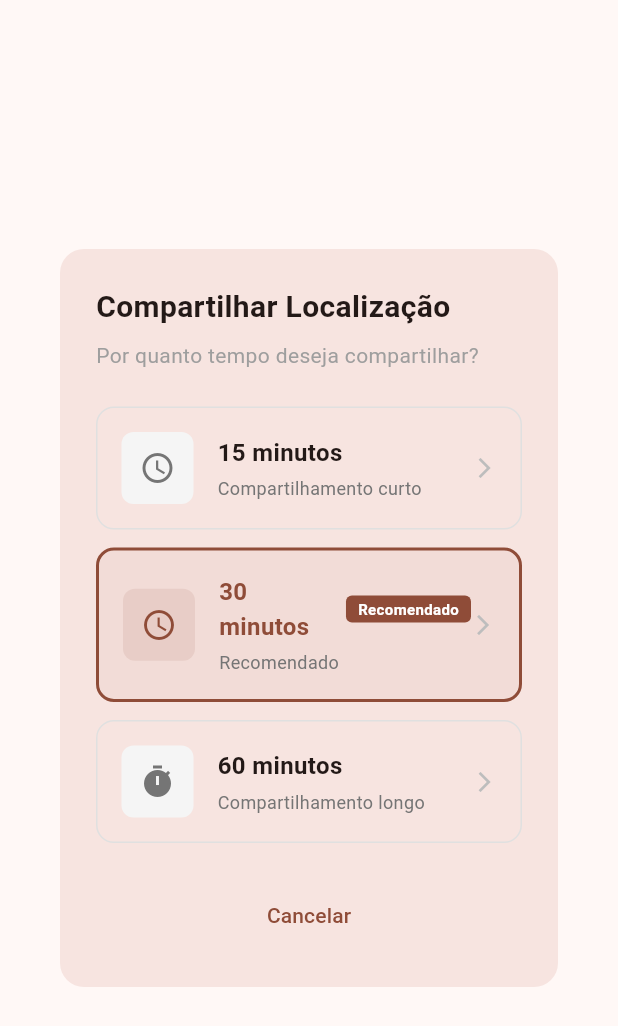
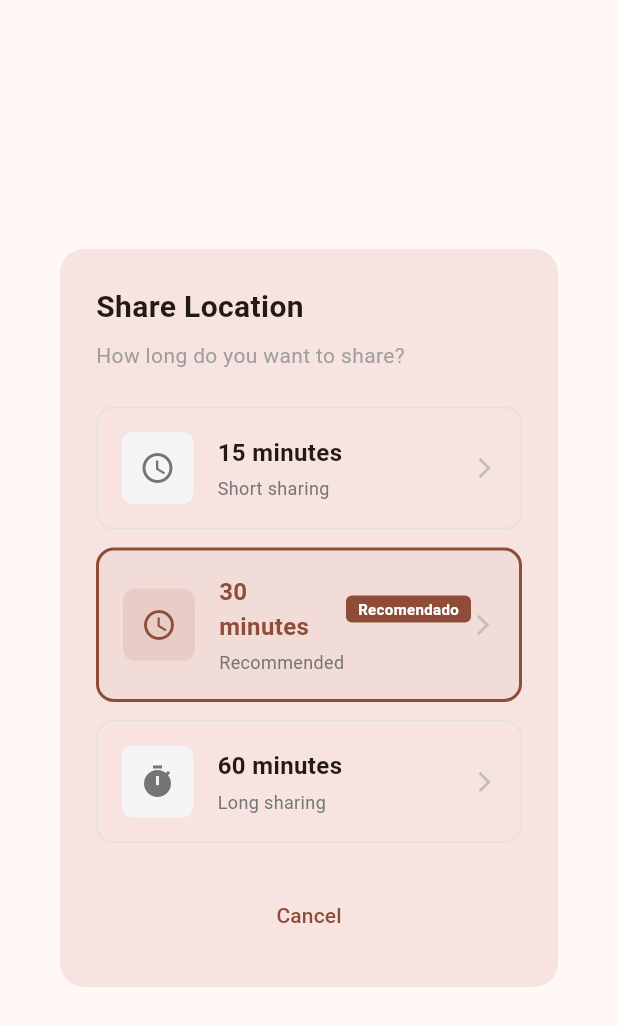
Before and after one commit to risk-place-angola/mobile-risk-place, a Flutter app: the ShareDurationDialog widget shown alone on an empty page, opened directly, on a phone screen of 412 x 824 dp. Shown: the top 1026 px of the screen. Run offline on Flutter 3.47's test engine with Material 3 defaults, Android fonts, the phone set to English and light mode, and no system bars; our stand-ins replace dio, firebase_core, firebase_database, firebase_messaging, firebase_storage, flutter_animate and 12 more; missing offline and left inert: animate_gradient, audio_waveforms; accounts and stored records are empty; network calls fail; project files that could hold a hidden picture were left out.

```diff
--- a/lib/presenter/pages/location_sharing/share_location.screen.dart
+++ b/lib/presenter/pages/location_sharing/share_location.screen.dart
@@ -109,12 +109,15 @@ class _ShareLocationScreenState extends ConsumerState<ShareLocationScreen> {
   }
 
   Future<void> _shareLink() async {
+    final l10n = AppLocalizations.of(context);
+    final message = (l10n?.shareMessage ?? 'I\'m sharing my real-time location with you.\n\nAccess: {link}\n\nValid until: {expires}\n\nRiskPlace - Safer Cities 🛡️')
+        .toString()
+        .replaceAll('{link}', widget.session.shareLink)
+        .replaceAll('{expires}', _formatDateTime(_expiresAt));
+
     await Share.share(
-      'Estou compartilhando minha localização em tempo real com você.\n\n'
-      'Acesse: ${widget.session.shareLink}\n\n'
-      'Link válido até: ${_formatDateTime(_expiresAt)}\n\n'
-      'RiskPlace - Cidades Mais Seguras 🛡️',
-      subject: 'Minha Localização - RiskPlace',
+      message,
+      subject: 'RiskPlace - Location Sharing',
     );
   }
 
@@ -122,10 +125,11 @@ class _ShareLocationScreenState extends ConsumerState<ShareLocationScreen> {
     await Clipboard.setData(ClipboardData(text: widget.session.shareLink));
 
     if (mounted) {
+      final l10n = AppLocalizations.of(context);
       ScaffoldMessenger.of(context).showSnackBar(
-        const SnackBar(
-          content: Text('Link copiado para a área de transferência'),
-          duration: Duration(seconds: 2),
+        SnackBar(
+          content: Text(l10n?.linkCopied ?? 'Link copied to clipboard'),
+          duration: const Duration(seconds: 2),
         ),
       );
     }
@@ -154,10 +158,12 @@ class _ShareLocationScreenState extends ConsumerState<ShareLocationScreen> {
     final locationController = ref.watch(locationControllerProvider);
     final currentPosition = locationController.currentPosition;
 
+    final l10n = AppLocalizations.of(context);
+
     if (currentPosition == null) {
       return Scaffold(
         appBar: AppBar(
-          title: const Text('Compartilhar Localização'),
+          title: Text(l10n?.shareLocationTitle ?? 'Share Location'),
         ),
         body: const Center(
           child: CircularProgressIndicator(),
@@ -169,7 +175,7 @@ class _ShareLocationScreenState extends ConsumerState<ShareLocationScreen> {
 
     return Scaffold(
       appBar: AppBar(
-        title: const Text('Compartilhando Localização'),
+        title: Text(l10n?.sharingLocationActive ?? 'Sharing Location'),
         actions: [
           IconButton(
             icon: const Icon(Icons.close),
@@ -177,18 +183,18 @@ class _ShareLocationScreenState extends ConsumerState<ShareLocationScreen> {
               final confirm = await showDialog<bool>(
                 context: context,
                 builder: (context) => AlertDialog(
-                  title: const Text('Parar Compartilhamento'),
-                  content: const Text(
-                    'Deseja realmente parar de compartilhar sua localização?',
+                  title: Text(l10n?.stopSharing ?? 'Stop Sharing'),
+                  content: Text(
+                    l10n?.stopSharingQuestion ?? 'Do you really want to stop sharing your location?',
                   ),
                   actions: [
                     TextButton(
                       onPressed: () => Navigator.pop(context, false),
-                      child: const Text('Cancelar'),
+                      child: Text(l10n?.cancel ?? 'Cancel'),
                     ),
                     FilledButton(
                       onPressed: () => Navigator.pop(context, true),
-                      child: const Text('Parar'),
+                      child: Text(l10n?.stopSharing ?? 'Stop'),
                     ),
                   ],
                 ),
@@ -227,15 +233,15 @@ class _ShareLocationScreenState extends ConsumerState<ShareLocationScreen> {
                       child: Column(
                         crossAxisAlignment: CrossAxisAlignment.start,
                         children: [
-                          const Text(
-                            'Compartilhamento Ativo',
-                            style: TextStyle(
+                          Text(
+                            l10n?.activeSharing ?? 'Active Sharing',
+                            style: const TextStyle(
                               fontSize: 16,
                               fontWeight: FontWeight.bold,
                             ),
                           ),
                           Text(
-                            'Expira em: ${_formatRemainingTime()}',
+                            (l10n?.expiresIn ?? 'Expires in: {time}').toString().replaceAll('{time}', _formatRemainingTime()),
                             style: TextStyle(
                               fontSize: 14,
                               color: Colors.grey.shade700,
@@ -333,9 +339,9 @@ class _ShareLocationScreenState extends ConsumerState<ShareLocationScreen> {
             child: Column(
               crossAxisAlignment: CrossAxisAlignment.start,
               children: [
-                const Text(
-                  'Sua localização está sendo atualizada a cada 10 segundos',
-                  style: TextStyle(
+                Text(
+                  l10n?.locationUpdating ?? 'Your location is being updated every 10 seconds',
+                  style: const TextStyle(
                     fontSize: 12,
                     color: Colors.grey,
                   ),
@@ -346,7 +352,7 @@ class _ShareLocationScreenState extends ConsumerState<ShareLocationScreen> {
                   child: FilledButton.icon(
                     onPressed: _stopSharing,
                     icon: const Icon(Icons.stop),
-                    label: const Text('Parar Compartilhamento'),
+                    label: Text(l10n?.stopSharing ?? 'Stop Sharing'),
                     style: FilledButton.styleFrom(
                       backgroundColor: Colors.red,
                       padding: const EdgeInsets.symmetric(vertical: 16),
--- a/lib/presenter/pages/location_sharing/widgets/share_duration_dialog.dart
+++ b/lib/presenter/pages/location_sharing/widgets/share_duration_dialog.dart
@@ -1,31 +1,38 @@
 import 'package:flutter/material.dart';
+import 'package:rpa/l10n/app_localizations.dart';
 
 class ShareDurationDialog extends StatelessWidget {
   const ShareDurationDialog({super.key});
 
   @override
   Widget build(BuildContext context) {
+    final l10n = AppLocalizations.of(context);
+    final screenHeight = MediaQuery.of(context).size.height;
+
     return Dialog(
       shape: RoundedRectangleBorder(
         borderRadius: BorderRadius.circular(16),
       ),
+      child: ConstrainedBox(
+        constraints: BoxConstraints(maxHeight: screenHeight * 0.7),
+        child: SingleChildScrollView(
           child: Padding(
             padding: const EdgeInsets.all(24),
             child: Column(
               mainAxisSize: MainAxisSize.min,
               crossAxisAlignment: CrossAxisAlignment.start,
               children: [
-            const Text(
-              'Compartilhar Localização',
-              style: TextStyle(
+                Text(
+                  l10n?.shareLocationTitle ?? 'Share Location',
+                  style: const TextStyle(
                     fontSize: 20,
                     fontWeight: FontWeight.bold,
                   ),
                 ),
                 const SizedBox(height: 8),
-            const Text(
-              'Por quanto tempo deseja compartilhar?',
-              style: TextStyle(
+                Text(
+                  l10n?.shareLocationQuestion ?? 'How long do you want to share?',
+                  style: const TextStyle(
                     fontSize: 14,
                     color: Colors.grey,
                   ),
@@ -33,16 +40,16 @@ class ShareDurationDialog extends StatelessWidget {
                 const SizedBox(height: 24),
                 _DurationOption(
                   icon: Icons.access_time,
-              title: '15 minutos',
-              subtitle: 'Compartilhamento curto',
+                  title: l10n?.minutes15 ?? '15 minutes',
+                  subtitle: l10n?.shortSharing ?? 'Short sharing',
                   minutes: 15,
                   onTap: () => Navigator.pop(context, 15),
                 ),
                 const SizedBox(height: 12),
                 _DurationOption(
                   icon: Icons.schedule,
-              title: '30 minutos',
-              subtitle: 'Recomendado',
+                  title: l10n?.minutes30 ?? '30 minutes',
+                  subtitle: l10n?.recommended ?? 'Recommended',
                   minutes: 30,
                   isRecommended: true,
                   onTap: () => Navigator.pop(context, 30),
@@ -50,8 +57,8 @@ class ShareDurationDialog extends StatelessWidget {
                 const SizedBox(height: 12),
                 _DurationOption(
                   icon: Icons.timer,
-              title: '60 minutos',
-              subtitle: 'Compartilhamento longo',
+                  title: l10n?.minutes60 ?? '60 minutes',
+                  subtitle: l10n?.longSharing ?? 'Long sharing',
                   minutes: 60,
                   onTap: () => Navigator.pop(context, 60),
                 ),
@@ -60,10 +67,12 @@ class ShareDurationDialog extends StatelessWidget {
                   width: double.infinity,
                   child: TextButton(
                     onPressed: () => Navigator.pop(context),
-                child: const Text('Cancelar'),
+                    child: Text(l10n?.cancel ?? 'Cancel'),
                   ),
                 ),
               ],
+            ),
+          ),
         ),
       ),
     );
@@ -89,11 +98,14 @@ class _DurationOption extends StatelessWidget {
 
   @override
   Widget build(BuildContext context) {
+    final isSmallScreen = MediaQuery.of(context).size.width < 360;
+    final padding = isSmallScreen ? 12.0 : 16.0;
+
     return InkWell(
       onTap: onTap,
       borderRadius: BorderRadius.circular(12),
       child: Container(
-        padding: const EdgeInsets.all(16),
+        padding: EdgeInsets.all(padding),
         decoration: BoxDecoration(
           border: Border.all(
             color: isRecommended
```
Also changed, not shown: lib/data/services/location.service.dart (+9 -45 lines), lib/presenter/controllers/location.controller.dart (+43 -14 lines). Lines whose indentation alone changed are shown as unchanged.
